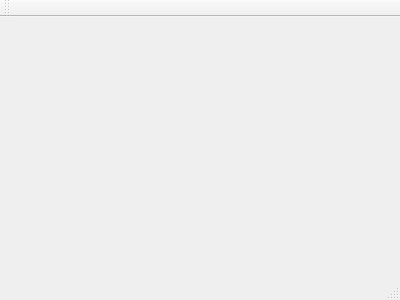
Old version of the form GCS-GUI/mainwindow.ui in the repository PajTajster/GCS-GUI.
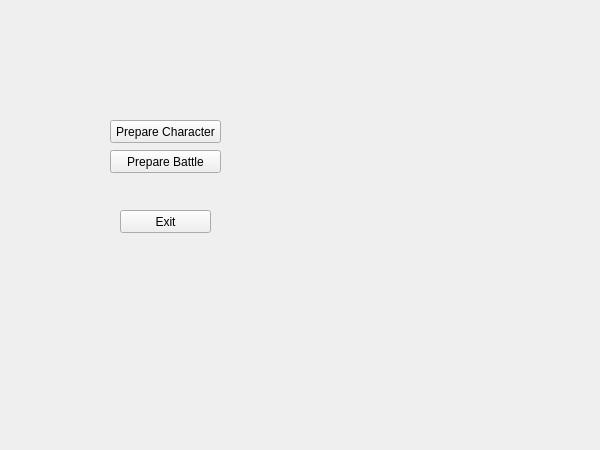
New version of the form.

Commit message: First view for main window

The edit to the form file:
```diff
--- a/GCS-GUI/mainwindow.ui
+++ b/GCS-GUI/mainwindow.ui
@@ -1,24 +1,66 @@
 <ui version="4.0">
  <class>MainWindow</class>
- <widget class="QMainWindow" name="MainWindow" >
-  <property name="geometry" >
+ <widget class="QMainWindow" name="MainWindow">
+  <property name="geometry">
    <rect>
     <x>0</x>
     <y>0</y>
-    <width>400</width>
-    <height>300</height>
+    <width>600</width>
+    <height>450</height>
    </rect>
   </property>
-  <property name="windowTitle" >
+  <property name="minimumSize">
+   <size>
+    <width>600</width>
+    <height>450</height>
+   </size>
+  </property>
+  <property name="windowTitle">
    <string>MainWindow</string>
   </property>
-  <widget class="QMenuBar" name="menuBar" />
-  <widget class="QToolBar" name="mainToolBar" />
-  <widget class="QWidget" name="centralWidget" />
-  <widget class="QStatusBar" name="statusBar" />
+  <widget class="QWidget" name="centralWidget">
+   <widget class="QPushButton" name="exitButton">
+    <property name="geometry">
+     <rect>
+      <x>120</x>
+      <y>210</y>
+      <width>91</width>
+      <height>23</height>
+     </rect>
+    </property>
+    <property name="text">
+     <string>Exit</string>
+    </property>
+   </widget>
+   <widget class="QPushButton" name="prepareBattleButton">
+    <property name="geometry">
+     <rect>
+      <x>110</x>
+      <y>150</y>
+      <width>111</width>
+      <height>23</height>
+     </rect>
+    </property>
+    <property name="text">
+     <string>Prepare Battle</string>
+    </property>
+   </widget>
+   <widget class="QPushButton" name="prepareCharacterButton">
+    <property name="geometry">
+     <rect>
+      <x>110</x>
+      <y>120</y>
+      <width>111</width>
+      <height>23</height>
+     </rect>
+    </property>
+    <property name="text">
+     <string>Prepare Character</string>
+    </property>
+   </widget>
+  </widget>
  </widget>
- <layoutDefault spacing="6" margin="11" />
- <pixmapfunction></pixmapfunction>
+ <layoutdefault spacing="6" margin="11"/>
  <resources/>
  <connections/>
 </ui>
```
Left out of the diff: 1 changed line with no effect on the pictures.
